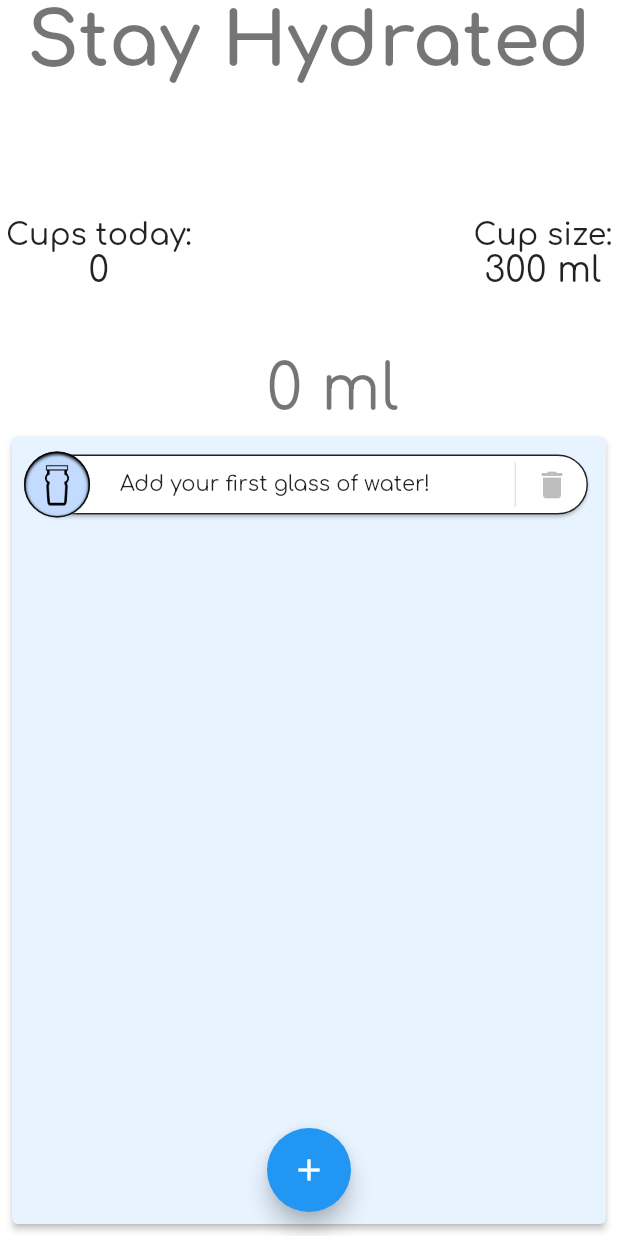
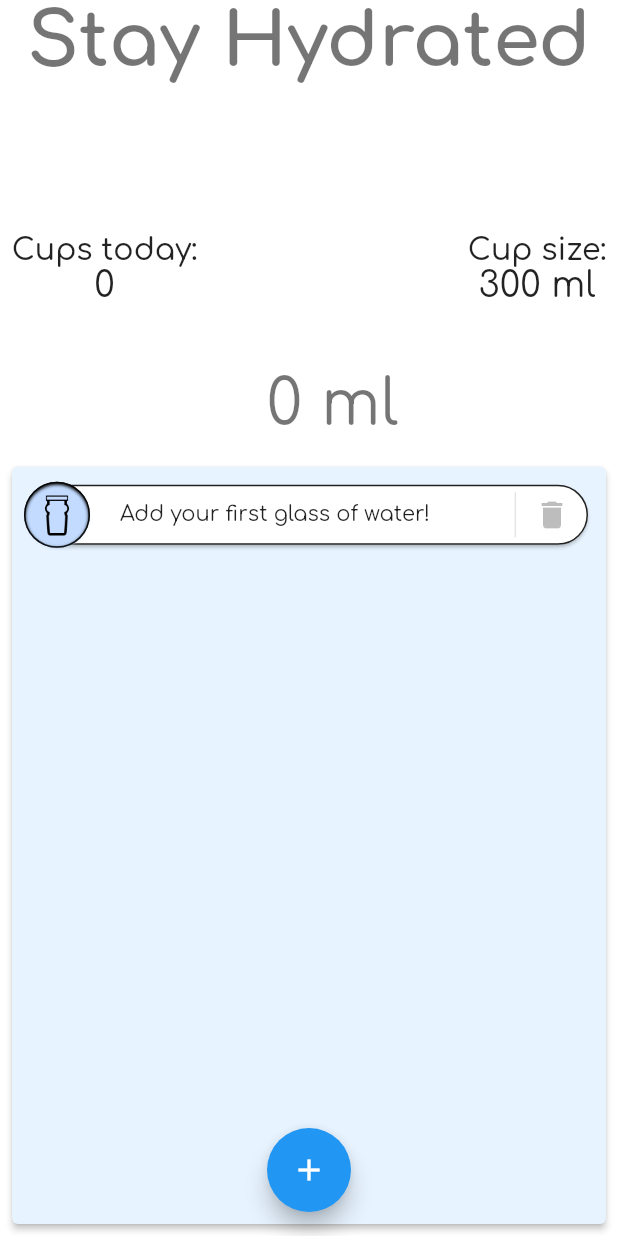
Before and after one commit to lu631str/Aquapido, a Flutter app: the Home screen opened directly, on a phone screen of 412 x 824 dp. Run offline on Flutter 3.47's test engine with Material 2 defaults, Android fonts, the phone set to English and light mode, and no system bars; our stand-ins replace easy_localization, flutter_xlider, google_fonts, introduction_screen, numberpicker, percent_indicator and 3 more; missing offline and left inert: grafpix, shake, time_range_picker; accounts and stored records are empty; statements that could not run were skipped.

Commit message:
made home screen more responsive

```diff
--- a/lib/Views/home.dart
+++ b/lib/Views/home.dart
@@ -198,7 +198,7 @@ class _HomeState extends State<Home> {
               style: Theme.of(context).textTheme.headline1,
             ),
             SizedBox(
-              height: 227,
+              height: MediaQuery.of(context).size.height * 0.3,
               child: Row(
                 mainAxisAlignment: MainAxisAlignment.spaceEvenly,
                 children: [
@@ -226,7 +226,7 @@ class _HomeState extends State<Home> {
                     children: [
                       Container(
                         height: 180,
-                        width: 180,
+                        width: MediaQuery.of(context).size.width * 0.4,
                         child: _riveArtboard == null
                             ? const SizedBox(height: 20, width: 20)
                             : Rive(artboard: _riveArtboard),
```
